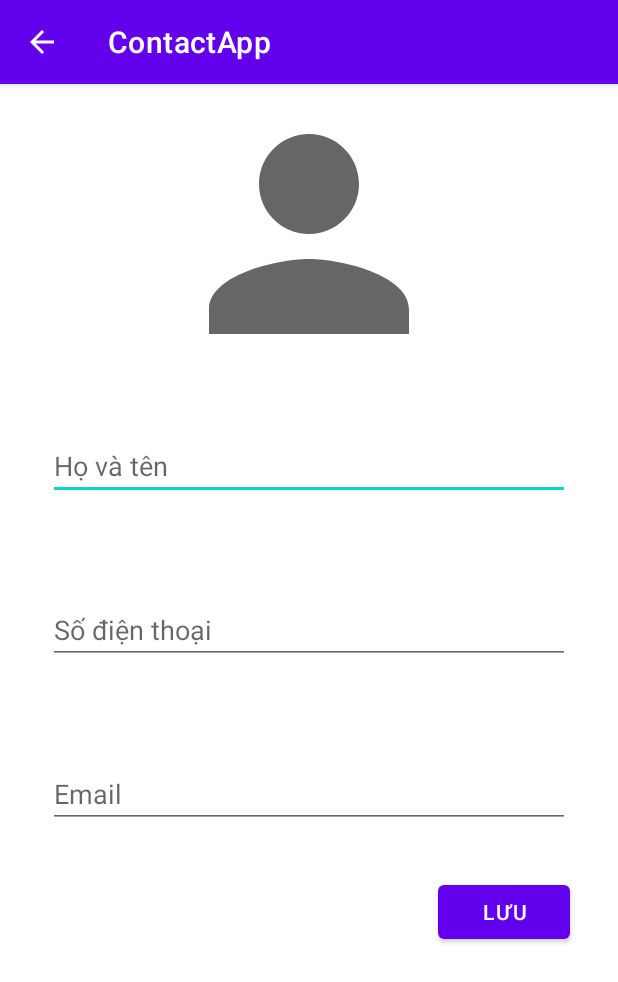
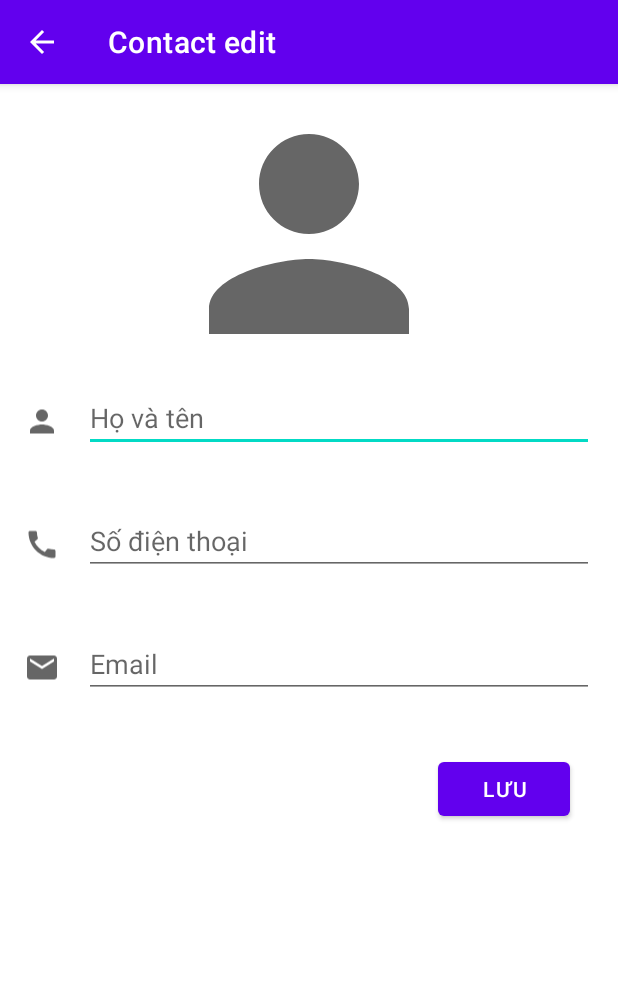
Before and after one commit to BuiKimPhat/Mobile-Programming, an Android app: the screen it shows after launch (NewContactActivity), after a tap on an icon or button, on a phone screen of 412 x 824 dp. Shown: the top 982 px of the screen. Run offline under Robolectric (Android 15) with nearby library versions, the phone set to English and light mode, and no system bars; our stand-ins replace Room's generated code; libraries missing offline, so code that uses them is left out: com.avatarfirst.avatargenlib.

Commit message:
contactApp v2

```diff
--- a/ContactApp/app/build.gradle
+++ b/ContactApp/app/build.gradle
@@ -40,4 +40,6 @@ dependencies {
     def room_version = "2.4.2"
     implementation "androidx.room:room-runtime:$room_version"
     annotationProcessor "androidx.room:room-compiler:$room_version"
+
+    implementation 'com.github.amoskorir:avatarimagegenerator:1.4'
 }
--- a/ContactApp/app/src/main/AndroidManifest.xml
+++ b/ContactApp/app/src/main/AndroidManifest.xml
@@ -1,7 +1,7 @@
 <?xml version="1.0" encoding="utf-8"?>
 <manifest xmlns:android="http://schemas.android.com/apk/res/android"
     package="com.example.contactapp">
-
+    <uses-permission android:name="android.permission.READ_EXTERNAL_STORAGE"/>
     <application
         android:allowBackup="true"
         android:icon="@mipmap/ic_launcher"
@@ -9,6 +9,9 @@
         android:roundIcon="@mipmap/ic_launcher_round"
         android:supportsRtl="true"
         android:theme="@style/Theme.ContactApp">
+        <activity
+            android:name=".ContactDetailActivity"
+            android:exported="false" />
         <activity
             android:name=".NewContactActivity"
             android:exported="false" />
--- a/ContactApp/app/src/main/java/com/example/contactapp/Contact.java
+++ b/ContactApp/app/src/main/java/com/example/contactapp/Contact.java
@@ -1,5 +1,6 @@
 package com.example.contactapp;
 
+import androidx.annotation.NonNull;
 import androidx.room.ColumnInfo;
 import androidx.room.Entity;
 import androidx.room.PrimaryKey;
@@ -19,10 +20,22 @@ public class Contact {
     @ColumnInfo
     private String email;
 
-    public Contact(String name, String mobile, String email) {
+    @ColumnInfo
+    private String avatar;
+
+    public Contact(String name, String mobile, String email, String avatar) {
         this.name = name;
         this.mobile = mobile;
         this.email = email;
+        this.avatar = avatar;
+    }
+
+    public String getAvatar() {
+        return avatar;
+    }
+
+    public void setAvatar(String avatar) {
+        this.avatar = avatar;
     }
 
     public int getId() {
@@ -56,4 +69,10 @@ public class Contact {
     public void setEmail(String email) {
         this.email = email;
     }
+
+    @NonNull
+    @Override
+    public String toString() {
+        return id + " " + name + " " + mobile + " " + email + " " + avatar;
+    }
 }
--- a/ContactApp/app/src/main/java/com/example/contactapp/ContactDAO.java
+++ b/ContactApp/app/src/main/java/com/example/contactapp/ContactDAO.java
@@ -3,6 +3,7 @@ package com.example.contactapp;
 import androidx.room.Dao;
 import androidx.room.Insert;
 import androidx.room.Query;
+import androidx.room.Update;
 
 import java.util.List;
 
@@ -14,6 +15,12 @@ public interface ContactDAO {
     @Query("SELECT * FROM Contact WHERE name LIKE '%' || :name ||  '%'")
     List<Contact> findByName(String name);
 
+    @Query("SELECT * FROM Contact WHERE id = :id")
+    Contact findById(int id);
+
+    @Update
+    void updateAll(Contact... contacts);
+
     @Insert
     void insertAll(Contact... contacts);
 }
--- /dev/null
+++ b/ContactApp/app/src/main/java/com/example/contactapp/ContactViewModel.java
@@ -0,0 +1,55 @@
+package com.example.contactapp;
+
+import android.app.Application;
+
+import androidx.annotation.NonNull;
+import androidx.lifecycle.AndroidViewModel;
+import androidx.lifecycle.LiveData;
+import androidx.lifecycle.MutableLiveData;
+
+public class ContactViewModel extends AndroidViewModel {
+    private MutableLiveData<Contact> contact;
+    private AppDatabase database;
+    private ContactDAO contactDAO;
+
+    public ContactViewModel(@NonNull Application application) {
+        super(application);
+        database = AppDatabase.getInstance(application);
+        contactDAO = database.contactDAO();
+    }
+
+    public LiveData<Contact> getContact(){
+        if (contact == null) {
+            contact = new MutableLiveData<Contact>();
+            contact.setValue(new Contact("", null, null, null));
+        }
+        return contact;
+    }
+
+    public void setContact(int id){
+        new Thread(new Runnable() {
+            @Override
+            public void run() {
+                Contact usr = contactDAO.findById(id);
+                contact.postValue(usr);
+            }
+        }).start();
+    }
+
+    public void updateName(String name){
+        Contact tmp = new Contact(name, contact.getValue().getMobile(), contact.getValue().getEmail(), contact.getValue().getAvatar());
+        contact.setValue(tmp);
+    }
+    public void updatePhone(String phone){
+        Contact tmp = new Contact(contact.getValue().getName(), phone, contact.getValue().getEmail(), contact.getValue().getAvatar());
+        contact.setValue(tmp);
+    }
+    public void updateMail(String mail){
+        Contact tmp = new Contact(contact.getValue().getName(), contact.getValue().getMobile(), mail, contact.getValue().getAvatar());
+        contact.setValue(tmp);
+    }
+    public void updateAvatar(String avatar){
+        Contact tmp = new Contact(contact.getValue().getName(), contact.getValue().getMobile(), contact.getValue().getEmail(), avatar);
+        contact.setValue(tmp);
+    }
+}
--- /dev/null
+++ b/ContactApp/app/src/main/java/com/example/contactapp/ItemClickListener.java
@@ -0,0 +1,7 @@
+package com.example.contactapp;
+
+import android.view.View;
+
+public interface ItemClickListener {
+    void onClick(View view, int position, boolean isLongClick);
+}
--- a/ContactApp/app/src/main/java/com/example/contactapp/MainActivity.java
+++ b/ContactApp/app/src/main/java/com/example/contactapp/MainActivity.java
@@ -1,9 +1,11 @@
 package com.example.contactapp;
 
+import androidx.annotation.NonNull;
 import androidx.appcompat.app.AppCompatActivity;
 import androidx.lifecycle.Observer;
 import androidx.lifecycle.ViewModelProvider;
 import androidx.recyclerview.widget.LinearLayoutManager;
+import androidx.recyclerview.widget.RecyclerView;
 
 import android.app.Activity;
 import android.content.Intent;
@@ -11,6 +13,7 @@ import android.os.Bundle;
 import android.text.Editable;
 import android.text.TextWatcher;
 import android.util.Log;
+import android.view.MotionEvent;
 import android.view.View;
 
 import com.example.contactapp.databinding.ActivityMainBinding;
@@ -33,13 +36,13 @@ public class MainActivity extends AppCompatActivity {
 
         model = new ViewModelProvider(this).get(MyViewModel.class);
         contacts = new ArrayList<>();
-        contactAdapter = new ContactAdapter(contacts);
+        contactAdapter = new ContactAdapter(contacts, this);
 
         model.getContacts().observe(this, new Observer<List<Contact>>() {
             @Override
             public void onChanged(List<Contact> ct) {
                 contacts = new ArrayList<>(ct);
-                contactAdapter = new ContactAdapter(contacts);
+                contactAdapter = new ContactAdapter(contacts, MainActivity.this);
                 binding.rvContacts.setAdapter(contactAdapter);
                 binding.rvContacts.setLayoutManager(new LinearLayoutManager(MainActivity.this));
             }
@@ -49,6 +52,7 @@ public class MainActivity extends AppCompatActivity {
             @Override
             public void onClick(View view) {
                 Intent intent = new Intent(MainActivity.this, NewContactActivity.class);
+                intent.putExtra("mode", 0);
                 startActivityForResult(intent, 111);
             }
         });
@@ -65,15 +69,15 @@ public class MainActivity extends AppCompatActivity {
                 model.findByName(binding.etSearch.getText().toString());
             }
         });
+
     }
 
     @Override
     protected void onActivityResult(int requestCode, int resultCode, Intent data) {
         super.onActivityResult(requestCode, resultCode, data);
-        if (requestCode == 111) {
+        if (requestCode == 111 || requestCode == 234) {
             if(resultCode == Activity.RESULT_OK){
                 model.fetchContacts();
-                Log.i("insert", "inserted");
             }
         }
     }
--- a/ContactApp/app/src/main/java/com/example/contactapp/MyViewModel.java
+++ b/ContactApp/app/src/main/java/com/example/contactapp/MyViewModel.java
@@ -1,12 +1,12 @@
 package com.example.contactapp;
 
 import android.app.Application;
+import android.net.Uri;
 
 import androidx.annotation.NonNull;
 import androidx.lifecycle.AndroidViewModel;
 import androidx.lifecycle.LiveData;
 import androidx.lifecycle.MutableLiveData;
-import androidx.lifecycle.ViewModel;
 
 import java.util.List;
 
--- a/ContactApp/app/src/main/java/com/example/contactapp/NewContactActivity.java
+++ b/ContactApp/app/src/main/java/com/example/contactapp/NewContactActivity.java
@@ -2,21 +2,26 @@ package com.example.contactapp;
 
 import androidx.annotation.NonNull;
 import androidx.appcompat.app.AppCompatActivity;
+import androidx.lifecycle.Observer;
 import androidx.lifecycle.ViewModelProvider;
 
 import android.app.Activity;
 import android.content.Intent;
+
+import android.net.Uri;
 import android.os.Bundle;
+import android.util.Log;
 import android.view.Menu;
 import android.view.MenuItem;
 import android.view.View;
+import android.widget.Toast;
 
 import com.example.contactapp.databinding.ActivityNewContactBinding;
 
 public class NewContactActivity extends AppCompatActivity {
 
     private ActivityNewContactBinding binding;
-    private MyViewModel model;
+    private ContactViewModel model;
     private AppDatabase appDatabase;
     private ContactDAO contactDAO;
     @Override
@@ -26,11 +31,29 @@ public class NewContactActivity extends AppCompatActivity {
         View viewRoot = binding.getRoot();
         setContentView(viewRoot);
         getSupportActionBar().setDisplayHomeAsUpEnabled(true);
+        getSupportActionBar().setTitle("Contact edit");
 
-        model = new ViewModelProvider(this).get(MyViewModel.class);
+        model = new ViewModelProvider(this).get(ContactViewModel.class);
 
         appDatabase = AppDatabase.getInstance(this);
         contactDAO = appDatabase.contactDAO();
+
+        int mode = getIntent().getIntExtra("mode", -1);
+        if (mode == 1)
+            model.setContact(getIntent().getIntExtra("contactID", -1));
+        Log.d("debug", mode+"");
+        Log.d("debug", getIntent().getIntExtra("contactID", -1)+"");
+
+        model.getContact().observe(this, new Observer<Contact>() {
+            @Override
+            public void onChanged(Contact contact) {
+                if (contact.getAvatar() != null)
+                    binding.ivAvaDetail.setImageURI(Uri.parse(contact.getAvatar()));
+                binding.etName.setText(contact.getName());
+                binding.etPhone.setText(contact.getMobile());
+                binding.etMail.setText(contact.getEmail());
+            }
+        });
 
         binding.btnSave.setOnClickListener(new View.OnClickListener() {
             @Override
@@ -38,10 +61,17 @@ public class NewContactActivity extends AppCompatActivity {
                 String name = binding.etName.getText().toString();
                 String phone = binding.etPhone.getText().toString();
                 String mail = binding.etMail.getText().toString();
+                String avatar = model.getContact().getValue().getAvatar();
                 new Thread(new Runnable() {
                     @Override
                     public void run() {
-                        contactDAO.insertAll(new Contact(name, phone, mail));
+                        Contact newCon = new Contact(name, phone, mail, avatar);
+                        if (mode == 0)
+                            contactDAO.insertAll(newCon);
+                        else if (mode == 1){
+                            newCon.setId(getIntent().getIntExtra("contactID", -1));
+                            contactDAO.updateAll(newCon);
+                        }
                     }
                 }).start();
                 Intent returnIntent = new Intent();
@@ -49,6 +79,26 @@ public class NewContactActivity extends AppCompatActivity {
                 finish();
             }
         });
+
+        binding.ivAvaDetail.setOnClickListener(new View.OnClickListener() {
+            @Override
+            public void onClick(View view) {
+                Intent photoPickerIntent = new Intent(Intent.ACTION_OPEN_DOCUMENT);
+                photoPickerIntent.setType("image/*");
+                startActivityForResult(photoPickerIntent, 123);
+            }
+        });
+    }
+
+    @Override
+    protected void onActivityResult(int reqCode, int resultCode, Intent data) {
+        super.onActivityResult(reqCode, resultCode, data);
+        if (resultCode == RESULT_OK) {
+            final Uri imageUri = data.getData();
+            model.updateAvatar(imageUri.toString());
+        } else {
+            Toast.makeText(NewContactActivity.this, "Bạn chưa chọn ảnh",Toast.LENGTH_LONG).show();
+        }
     }
 
     @Override
--- /dev/null
+++ b/ContactApp/app/src/main/res/drawable/ic_baseline_call_24.xml
@@ -0,0 +1,10 @@
+<vector xmlns:android="http://schemas.android.com/apk/res/android"
+    android:width="24dp"
+    android:height="24dp"
+    android:viewportWidth="24"
+    android:viewportHeight="24"
+    android:tint="?attr/colorControlNormal">
+  <path
+      android:fillColor="@android:color/white"
+      android:pathData="M20.01,15.38c-1.23,0 -2.42,-0.2 -3.53,-0.56 -0.35,-0.12 -0.74,-0.03 -1.01,0.24l-1.57,1.97c-2.83,-1.35 -5.48,-3.9 -6.89,-6.83l1.95,-1.66c0.27,-0.28 0.35,-0.67 0.24,-1.02 -0.37,-1.11 -0.56,-2.3 -0.56,-3.53 0,-0.54 -0.45,-0.99 -0.99,-0.99H4.19C3.65,3 3,3.24 3,3.99 3,13.28 10.73,21 20.01,21c0.71,0 0.99,-0.63 0.99,-1.18v-3.45c0,-0.54 -0.45,-0.99 -0.99,-0.99z"/>
+</vector>
--- /dev/null
+++ b/ContactApp/app/src/main/res/drawable/ic_baseline_email_24.xml
@@ -0,0 +1,10 @@
+<vector xmlns:android="http://schemas.android.com/apk/res/android"
+    android:width="24dp"
+    android:height="24dp"
+    android:viewportWidth="24"
+    android:viewportHeight="24"
+    android:tint="?attr/colorControlNormal">
+  <path
+      android:fillColor="@android:color/white"
+      android:pathData="M20,4L4,4c-1.1,0 -1.99,0.9 -1.99,2L2,18c0,1.1 0.9,2 2,2h16c1.1,0 2,-0.9 2,-2L22,6c0,-1.1 -0.9,-2 -2,-2zM20,8l-8,5 -8,-5L4,6l8,5 8,-5v2z"/>
+</vector>
--- a/ContactApp/app/src/main/res/layout/activity_new_contact.xml
+++ b/ContactApp/app/src/main/res/layout/activity_new_contact.xml
@@ -7,27 +7,61 @@
     android:orientation="vertical"
     tools:context=".NewContactActivity">
     <ImageView
+        android:id="@+id/iv_avaDetail"
         android:layout_width="match_parent"
         android:layout_height="200dp"
-        android:src="@drawable/ic_baseline_person_24"/>
+        android:src="@drawable/ic_baseline_person_24" />
+    <LinearLayout
+        android:layout_width="match_parent"
+        android:layout_height="wrap_content"
+        android:layout_marginBottom="32dp"
+        android:layout_marginHorizontal="16dp"
+        >
+        <ImageView
+            android:layout_width="wrap_content"
+            android:layout_height="50dp"
+            android:src="@drawable/ic_baseline_person_24"
+            android:layout_marginEnd="16dp"/>
         <EditText
             android:id="@+id/et_name"
             android:layout_width="match_parent"
             android:layout_height="wrap_content"
-        android:layout_margin="32dp"
             android:hint="Họ và tên"/>
+    </LinearLayout>
+    <LinearLayout
+        android:layout_width="match_parent"
+        android:layout_height="wrap_content"
+        android:layout_marginBottom="32dp"
+        android:layout_marginHorizontal="16dp"
+        >
+        <ImageView
+            android:layout_width="wrap_content"
+            android:layout_height="50dp"
+            android:src="@drawable/ic_baseline_call_24"
+            android:layout_marginEnd="16dp"/>
         <EditText
             android:id="@+id/et_phone"
             android:layout_width="match_parent"
             android:layout_height="wrap_content"
-        android:layout_margin="32dp"
             android:hint="Số điện thoại"/>
+    </LinearLayout>
+    <LinearLayout
+        android:layout_width="match_parent"
+        android:layout_height="wrap_content"
+        android:layout_marginBottom="32dp"
+        android:layout_marginHorizontal="16dp"
+        >
+        <ImageView
+            android:layout_width="wrap_content"
+            android:layout_height="50dp"
+            android:src="@drawable/ic_baseline_email_24"
+            android:layout_marginEnd="16dp"/>
         <EditText
             android:id="@+id/et_mail"
             android:layout_width="match_parent"
             android:layout_height="wrap_content"
-        android:layout_margin="32dp"
             android:hint="Email"/>
+    </LinearLayout>
     <LinearLayout
         android:layout_width="match_parent"
         android:layout_height="match_parent"
--- a/ContactApp/settings.gradle
+++ b/ContactApp/settings.gradle
@@ -10,6 +10,7 @@ dependencyResolutionManagement {
     repositories {
         google()
         mavenCentral()
+        maven { url "https://jitpack.io" }
     }
 }
 rootProject.name = "ContactApp"
```
Also changed, not shown: ContactApp/app/src/main/java/com/example/contactapp/ContactAdapter.java (+44 -4 lines), ContactApp/app/src/main/java/com/example/contactapp/ContactDetailActivity.java (added, +115 -0 lines), ContactApp/app/src/main/res/drawable/ic_baseline_message_24.xml (added, +10 -0 lines), ContactApp/app/src/main/res/layout/activity_contact_detail.xml (added, +105 -0 lines), ContactApp/app/src/main/res/layout/contact_item.xml (+7 -7 lines), 1 other file. Lines whose indentation alone changed are shown as unchanged.
